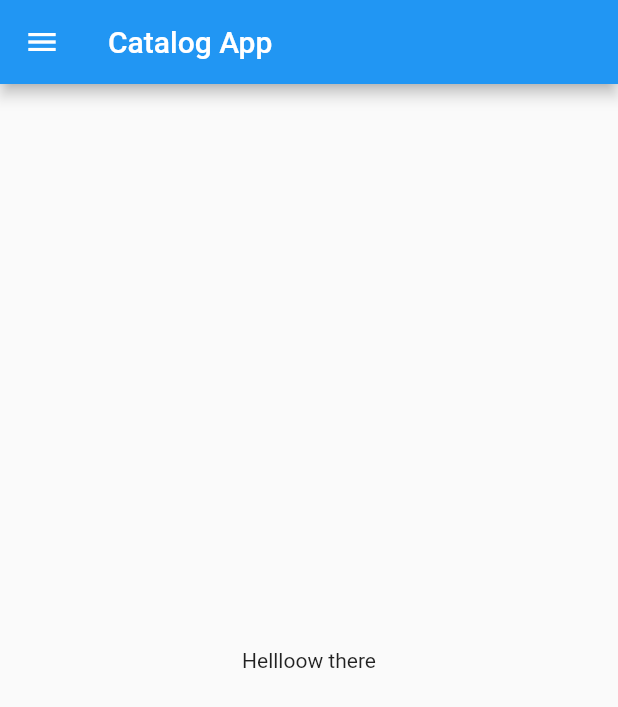
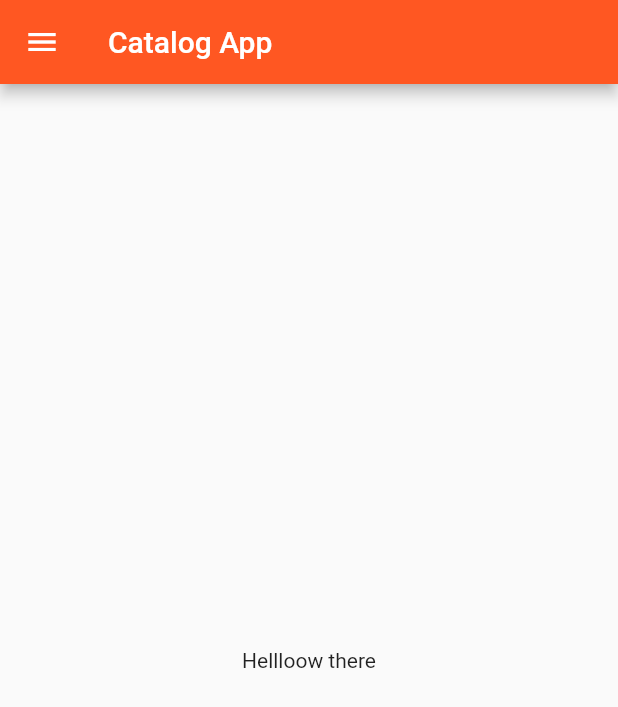
Before and after one commit to Monu043/Flutter-catalog-app, a Flutter app: the screen it shows after launch, on a phone screen of 412 x 824 dp. Shown: the top 707 px of the screen. Run offline on Flutter 3.47's test engine with Material 2 defaults, Android fonts, the phone set to English and light mode, and no system bars.

Commit message:
day3 complete

```diff
--- a/lib/main.dart
+++ b/lib/main.dart
@@ -1,8 +1,9 @@
-import 'package:catalog_app/home_page.dart';
+import 'package:catalog_app/pages/home_page.dart';
+import 'package:catalog_app/pages/login_page.dart';
 import 'package:flutter/material.dart';
 
 void main() {
-  runApp(const MyApp());
+  runApp(MyApp());
 }
 
 class MyApp extends StatelessWidget {
@@ -10,8 +11,18 @@ class MyApp extends StatelessWidget {
 
   @override
   Widget build(BuildContext context) {
-    return MaterialApp(
-      home: HomePage(),
+    return  MaterialApp(
+      themeMode: ThemeMode.light,
+      theme: ThemeData(primarySwatch: Colors.deepOrange),
+      darkTheme: ThemeData(
+        brightness: Brightness.dark,
+      ),
+      initialRoute: "/home",
+      routes: {
+        "/": (context) => LoginPage(),
+        "/home" :(context) => HomePage(),
+        "/login" :(context) => LoginPage()
+      },
     );
   }
 }
```
Also changed, not shown: lib/pages/login_page.dart (added, +21 -0 lines), lib/pages/home_page.dart (renamed from lib/home_page.dart).
